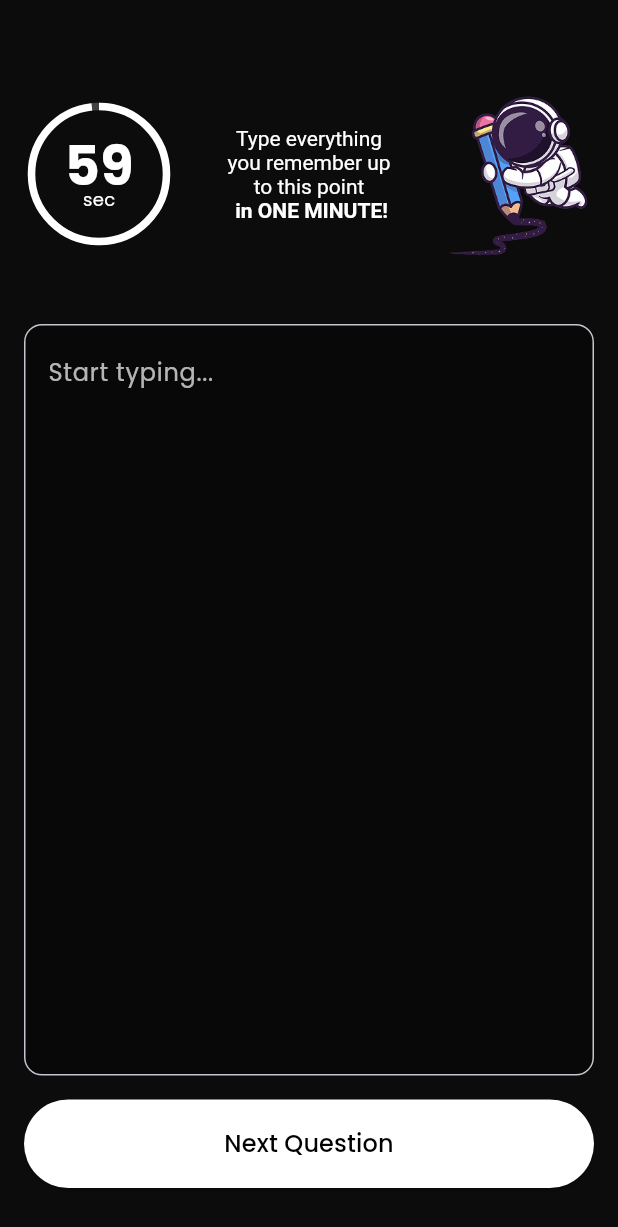
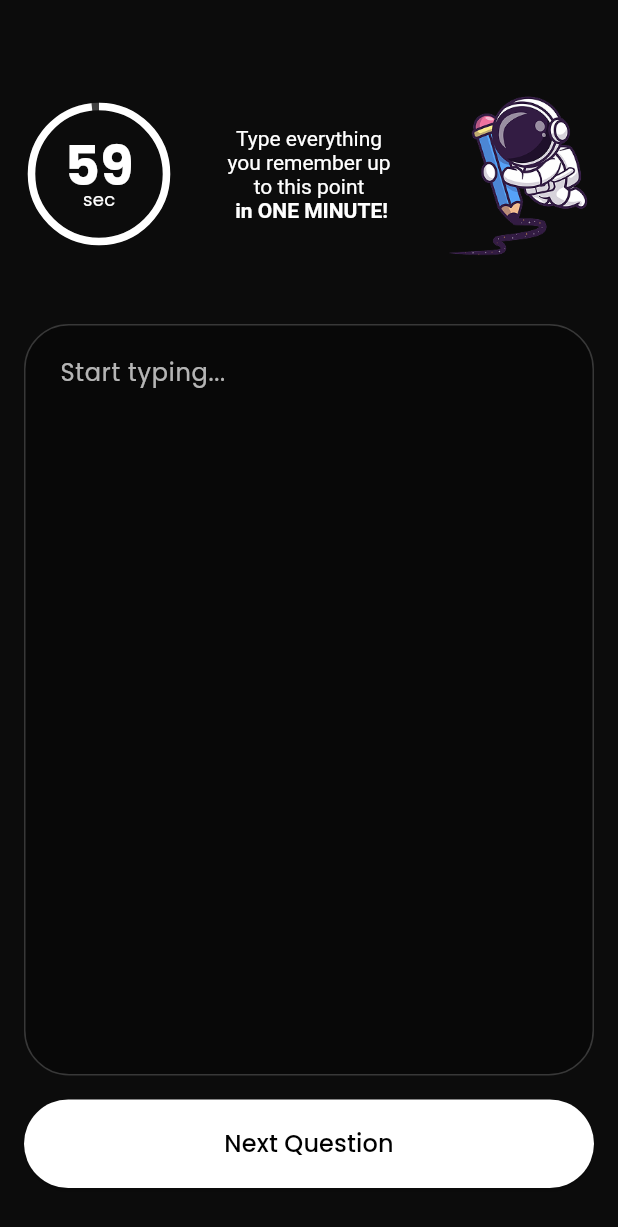
Before and after one commit to luisghdez/lumi_learn, a Flutter app: the TypeInScreen screen opened directly with sample values from the repository, on a phone screen of 412 x 824 dp. Shown: the top 1227 px of the screen. Run offline on Flutter 3.47's test engine with Material 3 defaults, Android fonts, the light colour scheme and no system bars; our stand-ins replace get, google_fonts.

Commit message:
type details ui

```diff
--- a/lib/screens/courses/lessons/type_in_screen.dart
+++ b/lib/screens/courses/lessons/type_in_screen.dart
@@ -3,7 +3,6 @@ import 'package:lumi_learn_app/constants.dart';
 import 'package:lumi_learn_app/models/question.dart';
 import 'package:lumi_learn_app/screens/courses/lessons/widgets/countdown_timer.dart';
 import 'package:lumi_learn_app/screens/courses/lessons/widgets/next_button.dart';
-import 'package:lumi_learn_app/screens/courses/lessons/widgets/speach_bubble.dart';
 import 'package:lumi_learn_app/widgets/app_scaffold.dart';
 
 class TypeInScreen extends StatefulWidget {
@@ -100,7 +99,7 @@ class _TypeInScreenState extends State<TypeInScreen> {
               keyboardType: TextInputType.multiline,
               maxLines: null, // Allow for unlimited lines
               expands: true, // Ensures it fills available space
-              style: const TextStyle(color: Colors.white, fontSize: 16),
+              style: const TextStyle(color: greyBorder, fontSize: 16),
               decoration: InputDecoration(
                 hintText: "Start typing...",
                 hintStyle: const TextStyle(color: Colors.white70),
@@ -108,13 +107,19 @@ class _TypeInScreenState extends State<TypeInScreen> {
                 fillColor:
                     Colors.black.withOpacity(0.3), // Slight background tint
                 border: OutlineInputBorder(
-                  borderRadius: BorderRadius.circular(12),
+                  borderRadius: BorderRadius.circular(30),
+                  borderSide: const BorderSide(color: greyBorder),
+                ),
+                enabledBorder: OutlineInputBorder(
+                  borderRadius: BorderRadius.circular(30),
                   borderSide: const BorderSide(color: greyBorder),
                 ),
                 focusedBorder: OutlineInputBorder(
-                  borderRadius: BorderRadius.circular(12),
+                  borderRadius: BorderRadius.circular(30),
                   borderSide: const BorderSide(color: greyBorder),
                 ),
+                contentPadding:
+                    const EdgeInsets.symmetric(horizontal: 20, vertical: 20),
               ),
             ),
           ),
```
